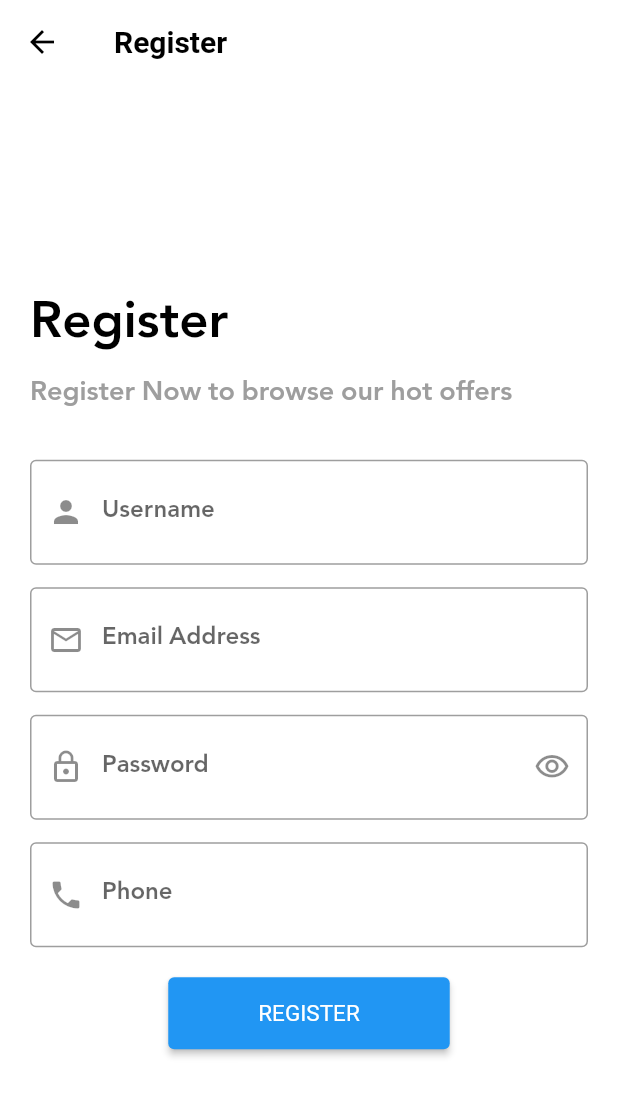
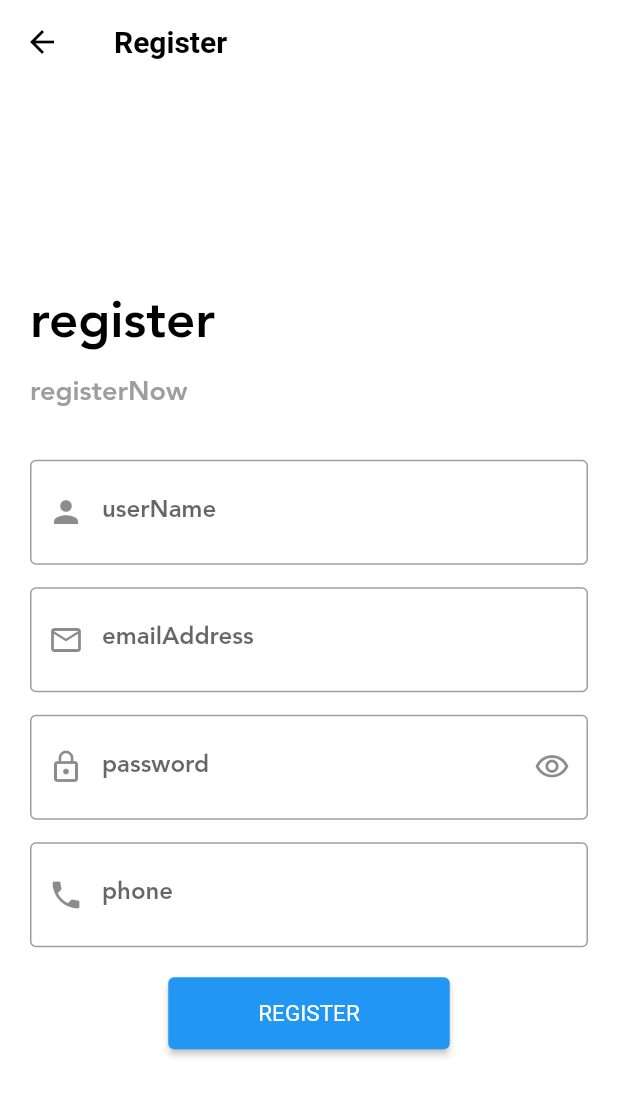
Before and after one commit to hager-shiref/Salla, a Flutter app: the screen it shows after launch, after a tap on "REGISTER", on a phone screen of 412 x 824 dp. Shown: the top 1096 px of the screen. Run offline on Flutter 3.47's test engine with Material 2 defaults, Android fonts, the phone set to English and light mode, and no system bars; our stand-ins replace bloc, carousel_slider, conditional_builder_null_safety, dio, flutter_bloc, fluttertoast and 2 more; accounts and stored records are empty; network calls fail.

Commit message:
fix a bug

```diff
--- a/lib/main.dart
+++ b/lib/main.dart
@@ -7,23 +7,18 @@ import 'package:shop_app/modules/login_screen/cubit/cubit.dart';
 import 'package:shop_app/modules/login_screen/cubit/states.dart';
 import 'package:shop_app/modules/login_screen/login_screen.dart';
 import 'package:shop_app/network/local/cach_helper.dart';
-import 'package:shop_app/shared/constant.dart';
 import 'package:shop_app/shared/themes.dart';
-import 'package:shop_app/translation/codegen_loader.g.dart';
 import 'bloc/bloc_observer.dart';
 import 'modules/on_boarding/on_boarding_screen.dart';
 import 'network/remote/dio_helper.dart';
-import 'package:easy_localization/easy_localization.dart';
 void main() async{
   WidgetsFlutterBinding.ensureInitialized();
-  await EasyLocalization.ensureInitialized();
   Bloc.observer = MyBlocObserver();
   DioHelper.init();
   await CacheHelper.init();
   Widget widget;
   bool ?onBoarding= CacheHelper.getData(key: 'onBoarding');
-   token= CacheHelper.getData(key: 'token');
-   print(token);
+  String? token= CacheHelper.getData(key: 'token');
   if(onBoarding !=null){
     if(token !=null){
         widget=const ShopLayout();
@@ -36,15 +31,7 @@ void main() async{
     widget=const OnBoardingScreen();
   }
 
-  runApp( EasyLocalization(
-    path: 'assets/translation',
-    supportedLocales:const [
-      Locale('en'),
-      Locale('ar')
-    ],
-    fallbackLocale:const Locale('en'),
-    assetLoader:const CodegenLoader(),
-    child: MyApp(startWidget:widget,)));
+  runApp( MyApp(startWidget:widget,));
 }
 
 class MyApp extends StatelessWidget {
@@ -55,22 +42,13 @@ class MyApp extends StatelessWidget {
   Widget build(BuildContext context) {
     return MultiBlocProvider(
       providers: [
-        BlocProvider(create: (context)=> ShopLoginCubit()),
+        //BlocProvider(create: (context)=> ShopLoginCubit()),
         BlocProvider(create: (context)=>ShopCubit()..getHomeData()..getCategoriesData()..getFavoritesData()..getUserData())
       ],
-      child: BlocConsumer<ShopLoginCubit,ShopLoginStates>(
-        listener: (context,state){},
-        builder: (context,state){
-          return MaterialApp(
-            supportedLocales: context.supportedLocales,
-            localizationsDelegates: context.localizationDelegates,
-            locale: context.locale,
+      child: MaterialApp(
         debugShowCheckedModeBanner: false,
-        home: startWidget ,
         theme: lightTheme,
-        darkTheme: darkTheme,
-      );
-        },
+        home: startWidget,
       ),
     );
   }
--- a/lib/models/favourites_model.dart
+++ b/lib/models/favourites_model.dart
@@ -16,10 +16,10 @@ class Data {
   int? from;
   int? lastPage;
   String? lastPageUrl;
-  Null nextPageUrl;
+  int? nextPageUrl;
   String? path;
   int? perPage;
-  Null prevPageUrl;
+  int? prevPageUrl;
   int? to;
   int? total;
   Data.fromJson(Map<String, dynamic> json) {
--- a/lib/modules/login_screen/login_screen.dart
+++ b/lib/modules/login_screen/login_screen.dart
@@ -1,6 +1,5 @@
 // ignore_for_file: avoid_print
 
-import 'package:easy_localization/src/public_ext.dart';
 import 'package:flutter/material.dart';
 import 'package:flutter_bloc/flutter_bloc.dart';
 import 'package:shop_app/layout/shop_layout.dart';
@@ -10,7 +9,6 @@ import 'package:shop_app/network/local/cach_helper.dart';
 import 'package:shop_app/shared/component.dart';
 import 'package:shop_app/shared/constant.dart';
 import 'package:shop_app/modules/login_screen/cubit/states.dart';
-import 'package:shop_app/translation/locale_keys.g.dart';
 class LoginScreen extends StatelessWidget {
   const LoginScreen({Key? key}) : super(key: key);
 
@@ -56,14 +54,14 @@ class LoginScreen extends StatelessWidget {
                   child: Column(
                     children: [
                       Text(
-                        LocaleKeys.login.tr().toUpperCase(),
+                        "LOGIN",
                         style: Theme.of(context)
                             .textTheme
                             .headline4!
                             .copyWith(color: Colors.black),
                       ),
                       Text(
-                        LocaleKeys.loginNow.tr(),
+                        "login now to enjoy with our hot offers ",
                         style: Theme.of(context)
                             .textTheme
                             .bodyText1!
@@ -74,7 +72,7 @@ class LoginScreen extends StatelessWidget {
                       ),
                       defaultFormField(
                         onTap: (){},
-                          label: LocaleKeys.emailAddress.tr(),
+                          label:"emailAddress",
                           validate: (value) {
                             if (value.isEmpty || value == null) {
                               return 'please , enter your email';
@@ -89,7 +87,7 @@ class LoginScreen extends StatelessWidget {
                       ),
                       defaultFormField(
                         onTap: (){},
-                          label: LocaleKeys.password.tr(),
+                          label:"password",
                           isPassword:
                               ShopLoginCubit.get(context).isPasswordShown,
                           onSubmit: (value) {
@@ -125,7 +123,7 @@ class LoginScreen extends StatelessWidget {
                                       password: passwordController.text);
                                 }
                               },
-                              text: LocaleKeys.login.tr().toUpperCase())
+                              text:"LOGIN")
                           : const Center(child: CircularProgressIndicator()),
                       const SizedBox(
                         height: 20.0,
@@ -133,13 +131,13 @@ class LoginScreen extends StatelessWidget {
                       Row(
                         mainAxisAlignment: MainAxisAlignment.center,
                         children: [
-                           Text(LocaleKeys.haveAccount.tr()),
+                          const Text("Don't have an Account ?  "),
                           InkWell(
                             onTap: () {
                               navigateTo(context, ShopRegisterScreen());
                             },
                             child: Text(
-                              LocaleKeys.register.toUpperCase(),
+                              "REGISTER",
                               style: TextStyle(color: defaultColor),
                             ),
                           )
--- a/lib/modules/register/cubit/cubit.dart
+++ b/lib/modules/register/cubit/cubit.dart
@@ -1,12 +1,10 @@
 import 'package:flutter/cupertino.dart';
 import 'package:flutter/material.dart';
 import 'package:flutter_bloc/flutter_bloc.dart';
-import 'package:shop_app/bloc/cubit/cubit.dart';
 import 'package:shop_app/models/login_model.dart';
 import 'package:shop_app/modules/register/cubit/states.dart';
 import 'package:shop_app/network/remote/dio_helper.dart';
 import 'package:shop_app/network/remote/end_points.dart';
-import 'package:shop_app/shared/constant.dart';
 
 class ShopRegisterCubit extends Cubit<ShopRegisterStates> {
   ShopRegisterCubit() : super(ShopRegisterInitialState());
@@ -32,11 +30,11 @@ class ShopRegisterCubit extends Cubit<ShopRegisterStates> {
         'name': name,
       },
     ).then((value) {
-      print(value.data);
+      //print(value.data);
       loginModel = ShopLoginModel.fromJson(value.data);
       emit(ShopRegisterSuccessState(loginModel));
     }).catchError((error) {
-      print(error.toString());
+      //print(error.toString());
       emit(ShopRegisterErrorState(error.toString()));
     });
   }
--- a/lib/modules/register/register.dart
+++ b/lib/modules/register/register.dart
@@ -1,4 +1,3 @@
-import 'package:easy_localization/src/public_ext.dart';
 import 'package:flutter/material.dart';
 import 'package:flutter_bloc/flutter_bloc.dart';
 import 'package:shop_app/layout/shop_layout.dart';
@@ -7,7 +6,6 @@ import 'package:shop_app/modules/register/cubit/states.dart';
 import 'package:shop_app/network/local/cach_helper.dart';
 import 'package:shop_app/shared/component.dart';
 import 'package:shop_app/shared/constant.dart';
-import 'package:shop_app/translation/locale_keys.g.dart';
 
 class ShopRegisterScreen extends StatelessWidget {
   final formKey = GlobalKey<FormState>();
@@ -15,6 +13,8 @@ class ShopRegisterScreen extends StatelessWidget {
   final passwordController = TextEditingController();
   final nameController = TextEditingController();
   final phoneController = TextEditingController();
+
+   ShopRegisterScreen({Key? key}) : super(key: key);
   @override
   Widget build(BuildContext context) {
     return BlocProvider(
@@ -47,7 +47,7 @@ class ShopRegisterScreen extends StatelessWidget {
         builder: (context, state) {
           return Scaffold(
             appBar: AppBar(
-              title:  Text(LocaleKeys.register.tr()),
+              title: const Text("Register"),
             ),
             body: Center(
               child: SingleChildScrollView(
@@ -58,13 +58,13 @@ class ShopRegisterScreen extends StatelessWidget {
                     child: Column(
                       crossAxisAlignment: CrossAxisAlignment.start,
                       children: [
-                        Text(LocaleKeys.register.tr(),
+                        Text("register",
                             style: Theme.of(context)
                                 .textTheme
                                 .headline4!
                                 .copyWith(color: Colors.black)),
                         Text(
-                          LocaleKeys.registerNow.tr(),
+                          "registerNow",
                           style: Theme.of(context)
                               .textTheme
                               .bodyText1!
@@ -82,7 +82,7 @@ class ShopRegisterScreen extends StatelessWidget {
                             }
                             return null;
                           },
-                          label: LocaleKeys.userName.tr(),
+                          label: "userName",
                           prefix: Icons.person,
                           onTap: null,
                         ),
@@ -98,7 +98,7 @@ class ShopRegisterScreen extends StatelessWidget {
                             }
                             return null;
                           },
-                          label:LocaleKeys.emailAddress.tr(),
+                          label:"emailAddress",
                           prefix: Icons.email_outlined,
                         ),
                         const SizedBox(
@@ -114,7 +114,7 @@ class ShopRegisterScreen extends StatelessWidget {
                               }
                               return null;
                             },
-                            label: LocaleKeys.password.tr(),
+                            label: "password",
                             prefix: Icons.lock_outline,
                             suffix: ShopRegisterCubit.get(context).suffix,
                             isPassword:
@@ -135,7 +135,7 @@ class ShopRegisterScreen extends StatelessWidget {
                             }
                             return null;
                           },
-                          label: LocaleKeys.phone.tr(),
+                          label: "phone",
                           prefix: Icons.phone,
                         ),
                         const SizedBox(
@@ -144,7 +144,7 @@ class ShopRegisterScreen extends StatelessWidget {
                         state is! ShopRegisterLoadingState
                             ? Center(
                               child: defaultTextButton(
-                                  text: LocaleKeys.register.tr(),
+                                  text: "register",
                                   function: () {
                                     if (formKey.currentState!.validate()) {
                                       ShopRegisterCubit.get(context).userRegister(
--- a/lib/modules/search/cubit/cubit.dart
+++ b/lib/modules/search/cubit/cubit.dart
@@ -1,7 +1,5 @@
 import 'package:bloc/bloc.dart';
-import 'package:flutter/cupertino.dart';
 import 'package:flutter_bloc/flutter_bloc.dart';
-import 'package:shop_app/bloc/cubit/cubit.dart';
 import 'package:shop_app/models/search.dart';
 import 'package:shop_app/modules/search/cubit/states.dart';
 import 'package:shop_app/network/remote/dio_helper.dart';
@@ -37,7 +35,7 @@ class SearchCubit extends Cubit<SearchStates> {
       emit(SearchSuccessState()) ;
     }).catchError((error)
     {
-      print(error.toString()) ;
+      //print(error.toString()) ;
       emit(SearchErrorState(error.toString()),);
     });
   }
--- a/pubspec.yaml
+++ b/pubspec.yaml
@@ -37,7 +37,6 @@ dependencies:
   shared_preferences: ^2.0.8
   carousel_slider: ^4.0.0
   conditional_builder_null_safety: ^0.0.4
-  easy_localization: ^3.0.0
 
 
 
@@ -70,7 +69,7 @@ flutter:
   # To add assets to your application, add an assets section, like this:
   assets:
      - assets/images/onboard_1.jpg
-     - assets/translation/
+
 
   #   - images/a_dot_ham.jpeg
 
```
Also changed, not shown: assets/translation/ar.json (deleted, +0 -20 lines), assets/translation/en.json (deleted, +0 -21 lines), lib/layout/shop_layout.dart (+6 -8 lines), lib/modules/products/products.dart (+9 -11 lines), lib/modules/search/search.dart (+4 -3 lines), lib/modules/settings/settings.dart (+7 -29 lines), lib/translation/codegen_loader.g.dart (deleted), lib/translation/locale_keys.g.dart (deleted), pubspec.lock.
